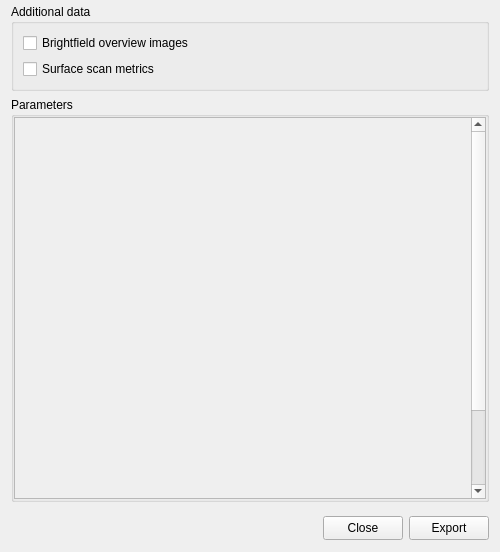
First picture: the form in bmicro/gui/export_configuration.ui, repository nik-liegroup/BMicro, before the edit.
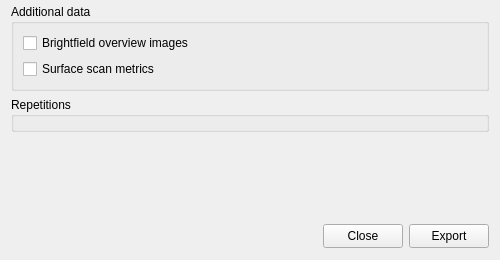
Second picture: the form after the edit.

Diff of the .ui file:
```diff
--- a/bmicro/gui/export_configuration.ui
+++ b/bmicro/gui/export_configuration.ui
@@ -7,13 +7,13 @@
     <x>0</x>
     <y>0</y>
     <width>500</width>
-    <height>552</height>
+    <height>260</height>
    </rect>
   </property>
   <property name="minimumSize">
    <size>
     <width>500</width>
-    <height>300</height>
+    <height>200</height>
    </size>
   </property>
   <property name="windowTitle">
@@ -50,120 +50,39 @@
     </widget>
    </item>
    <item>
-    <widget class="QWidget" name="widget_content" native="true">
-     <layout class="QHBoxLayout" name="horizontalLayout_2">
+    <widget class="QGroupBox" name="groupBox_repetitions">
+     <property name="title">
+      <string>Repetitions</string>
+     </property>
+     <layout class="QVBoxLayout" name="verticalLayout_repetitions">
       <property name="leftMargin">
-       <number>0</number>
+       <number>9</number>
       </property>
       <property name="topMargin">
-       <number>0</number>
+       <number>6</number>
       </property>
       <property name="rightMargin">
-       <number>0</number>
+       <number>9</number>
       </property>
       <property name="bottomMargin">
-       <number>0</number>
+       <number>6</number>
       </property>
-      <item>
-       <widget class="QGroupBox" name="groupBox">
-        <property name="title">
-         <string>Parameters</string>
-        </property>
-        <layout class="QVBoxLayout" name="verticalLayout_2">
-         <property name="leftMargin">
-          <number>0</number>
-         </property>
-         <property name="topMargin">
-          <number>0</number>
-         </property>
-         <property name="rightMargin">
-          <number>0</number>
-         </property>
-         <property name="bottomMargin">
-          <number>0</number>
-         </property>
-         <item>
-          <widget class="QWidget" name="widget_settings" native="true">
-           <layout class="QHBoxLayout" name="horizontalLayout_7">
-            <property name="spacing">
-             <number>0</number>
-            </property>
-            <property name="leftMargin">
-             <number>0</number>
-            </property>
-            <property name="topMargin">
-             <number>0</number>
-            </property>
-            <property name="rightMargin">
-             <number>0</number>
-            </property>
-            <property name="bottomMargin">
-             <number>0</number>
-            </property>
-            <item>
-             <widget class="QScrollArea" name="scrollArea">
-              <property name="frameShadow">
-               <enum>QFrame::Raised</enum>
-              </property>
-              <property name="lineWidth">
-               <number>0</number>
-              </property>
-              <property name="widgetResizable">
-               <bool>true</bool>
-              </property>
-              <widget class="QWidget" name="scrollAreaWidgetContents">
-               <property name="geometry">
-                <rect>
-                 <x>0</x>
-                 <y>0</y>
-                 <width>478</width>
-                 <height>481</height>
-                </rect>
-               </property>
-               <property name="sizePolicy">
-                <sizepolicy hsizetype="Preferred" vsizetype="Preferred">
-                 <horstretch>0</horstretch>
-                 <verstretch>0</verstretch>
-                </sizepolicy>
-               </property>
-               <property name="minimumSize">
-                <size>
-                 <width>0</width>
-                 <height>480</height>
-                </size>
-               </property>
-               <layout class="QVBoxLayout" name="verticalLayout_12">
-                <property name="spacing">
-                 <number>0</number>
-                </property>
-                <property name="leftMargin">
-                 <number>0</number>
-                </property>
-                <property name="topMargin">
-                 <number>0</number>
-                </property>
-                <property name="rightMargin">
-                 <number>0</number>
-                </property>
-                <property name="bottomMargin">
-                 <number>0</number>
-                </property>
-                <item>
-                 <widget class="QWidget" name="widget" native="true"/>
-                </item>
-               </layout>
-              </widget>
-             </widget>
-            </item>
-           </layout>
-          </widget>
-         </item>
-        </layout>
-       </widget>
-      </item>
      </layout>
     </widget>
    </item>
+   <item>
+    <spacer name="verticalSpacer">
+     <property name="orientation">
+      <enum>Qt::Vertical</enum>
+     </property>
+     <property name="sizeHint" stdset="0">
+      <size>
+       <width>20</width>
+       <height>40</height>
+      </size>
+     </property>
+    </spacer>
+   </item>
    <item>
     <widget class="QWidget" name="widget_buttons" native="true">
      <property name="minimumSize">
```
